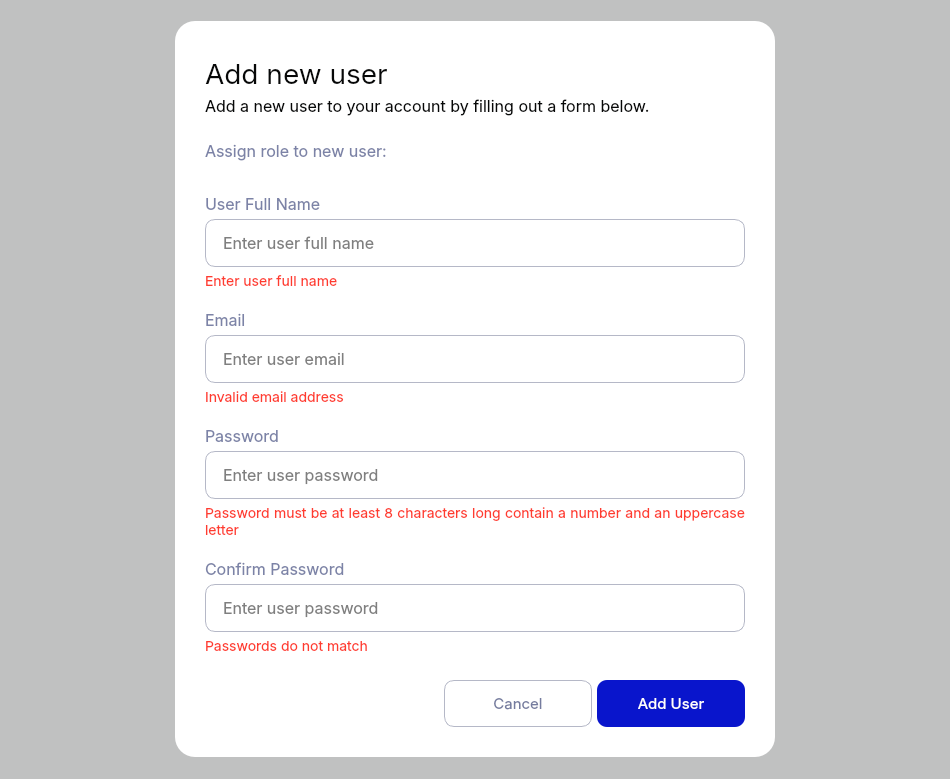
Old version of the form resources/modal_window.ui in the repository dmitry-vokhmin/Moving_Calc_GUI.
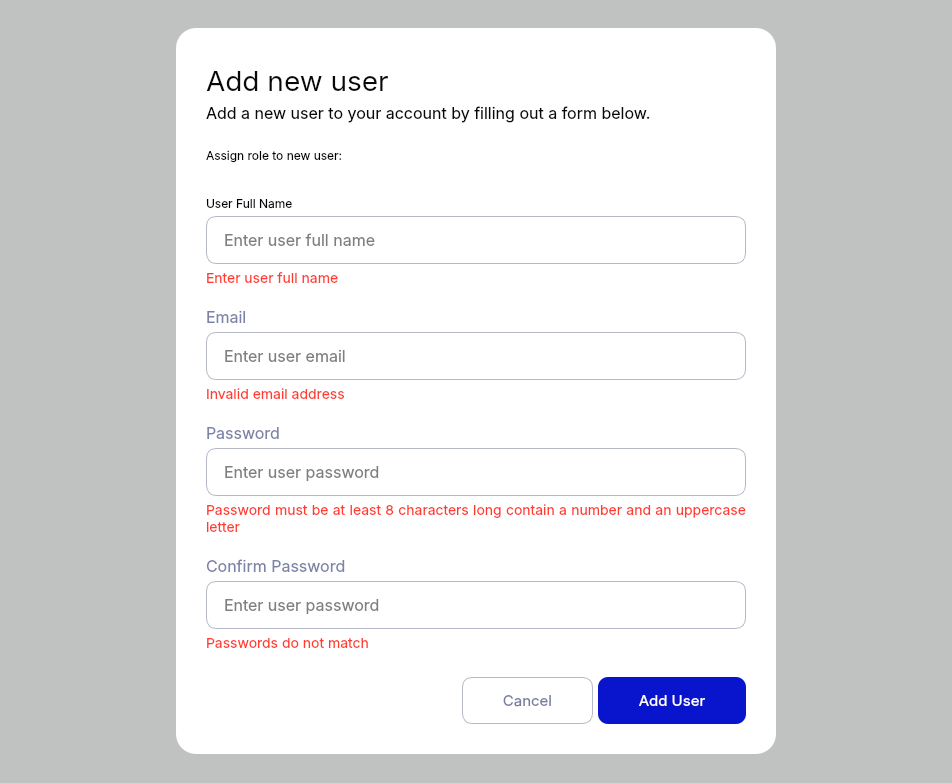
New version of the form. The open tabs and pages were chosen to show the change. Icons and pictures are not drawn.

Patch:
```diff
--- a/resources/modal_window.ui
+++ b/resources/modal_window.ui
@@ -9,8 +9,8 @@
    <rect>
     <x>0</x>
     <y>0</y>
-    <width>950</width>
-    <height>779</height>
+    <width>952</width>
+    <height>783</height>
    </rect>
   </property>
   <property name="minimumSize">
@@ -62,26 +62,226 @@
       <bool>true</bool>
      </property>
      <property name="styleSheet">
-      <string notr="true">#background_frame {
-	background: rgba(7, 8, 8, 0.2);
+      <string notr="true">QPushButton {
+	outline: 0;
 }
 
-QPushButton {
+QComboBox {
+	border-radius: 10px;
+	border: 1px solid #B5B8C7;
+	padding-left: 15px;
+	padding-right: 15px;
+	font-size: 16px;
+	color: #757C9F;
+}
+
+QComboBox:hover {
+	border: 1px solid #0915CC;
+	background: #F2F3F6;
+}
+
+QComboBox::drop-down {
+    border-top-right-radius: 3px;
+    border-bottom-right-radius: 3px;
+}
+
+QComboBox::down-arrow {
+	padding-right: 20px;
+    image: url(:/image/arrow_drop_down.svg);
+}
+
+QComboBox QAbstractItemView
+{
+	background: #F9FAFB;
+	padding-left: 7px;
+	padding-right: 7px;
+    border: 0.5px solid rgba(181, 184, 199, 0.5);
+	border-radius: 8px;
 	outline: 0;
 }
 
+QComboBox QAbstractItemView::item { 
+	min-height: 35px;
+	padding-left: 15px;
+	background: #F9FAFB;
+	color: #070808;
+}
+
+QListView::item:selected { 
+	color: #0915CC; 
+	background-color: #F2F3F6; 
+	border-radius: 4px;
+}
+
 QRadioButton {
+	font-size: 14px;
+	color: #070808;
 	outline: 0;
 }
 
+QRadioButton::indicator {
+	width : 20px;
+	height : 20px;
+}
+
+QRadioButton::indicator::checked {
+    image: url(:/image/radio_button_checked.svg);
+}
+
+QLineEdit {
+	border-radius: 10px;
+	border: 1px solid #B5B8C7;
+	padding-left: 15px;
+	padding-right: 15px;
+	font-size: 16px;
+}
+
+QLineEdit:hover {
+	border: 1px solid #0915CC;
+	background-color: #F2F3F6;
+}
+
+QLineEdit:focus {
+	border: 1px solid #0915CC;
+	background-color: #F2F3F6;
+}
+
+QLineEdit[error=true] {
+	border: 1px solid #FF3C2F;
+}
+
+/* QFrame */
+
+#main_frame, #success_frame, #error_frame, #confirm_frame, #asset_main_frame, #asset_type_main_frame, #inventor_item_main_frame, #inventory_preset_main_frame {
+	border-radius: 20px;
+	background-color: rgb(255, 255, 255);
+}
+
+#background_frame {
+	background: rgba(7, 8, 8, 0.2);
+}
+
+/* QPushButton */
+
+#add_user_butt, #success_butt, #confirm_accept_butt, #add_asset_butt, #add_asset_type_butt, #add_inventor_item_butt, #add_inventory_preset_butt {
+	border-radius: 10px;
+	font-size: 15px;
+	color: #FFFFFF;
+	background: #0915CC;
+}
+
+#add_user_butt:hover, #success_butt:hover, #confirm_accept_butt:hover, #add_asset_butt:hover, #add_asset_type_butt:hover, #add_inventor_item_butt:hover, #add_inventory_preset_butt:hover{
+background: rgba(9, 21, 204, 0.8);
+}
+
+#error_butt {
+	border-radius: 10px;
+	font-size: 15px;
+	color: #FFFFFF;
+	background: #FF3C2F;
+}
+
+#error_butt:hover {
+background: rgba(255, 60, 47, 0.8);
+}
+
+#add_user_cancel_butt, #error_cancel_butt, #confirm_cancel_butt, #cancel_asset_butt, #cancel_asset_type_butt, #cancel_inventor_item_butt, #cancel_inventory_preset_butt {
+	border-radius: 10px;
+	border: 1px solid #B5B8C7;
+	font-size: 15px;
+	color: #FFFFFF;
+	color: #757C9F;
+}
+
+#add_user_cancel_butt:hover, #error_cancel_butt:hover, #confirm_cancel_butt:hover, #cancel_asset_butt:hover, #cancel_asset_type_butt:hover, #cancel_inventor_item_butt:hover, #cancel_inventory_preset_butt:hover {
+	color: #0915CC;
+	border: 1px solid #0915CC;
+}
+
+#asset_add_asset_type {
+	background: transparent;
+	font-size: 14px;
+	color: #0915CC;
+	qproperty-icon: url(:/image/round_plus_icon_default.svg);
+	margin-top: 5px;
+}
+
+#asset_add_asset_type:hover, #asset_delete:hover, #asset_type_delete:hover {
+	text-decoration: underline;
+}
+
+#asset_delete, #asset_type_delete {
+	background: transparent;
+	font-size: 14px;
+	color: #FF3C2F;
+	qproperty-icon: url(:/image/delete_acc_icon_hover_red.svg);
+}
+
+/* QLabel */
+
+#header, #success_header, #error_header, #confirm_header, #asset_header, #asset_type_header, #inventory_item_header, #inventory_preset_header{
+	font-size: 28px;
+	color: #070808;
+	margin-bottom: 5px;
+}
+
+#success_header, #error_header, #confirm_header {
+	margin-bottom: 10px;
+	margin-top: 30px;
+}
+
+#add_user_text, #asset_text, #asset_type_text, #asset_type_text_2, #inventory_item_text, #inventory_item_text_2, #inventory_preset_text {
+	font-size: 16px;
+	color: #070808;
+	margin-bottom: 25px;
+}
+
+#error_name, #error_email, #error_pass, #error_pass2, #error_asset_name, #error_asset_type, #error_asset_type_name, #error_dimension, #error_inventory_item_name, #error_inventory_item_dimension, #error_inventory_preset_qty  {
+	margin-top: 5px;
+	font-size: 14px;
+	color: #FF3C2F;
+}
+
+#name_label, #add_user_role_text, #success__text, #error_text, #confirm_text, #asset_name_label, #asset_type_name_label, #sq_feet_label, #length_label, #width_label, #heigth_label, #inventory_item_name_label, #inventory_length_label, #inventory_width_label, #inventory_heigth_label, #inventory_preset_qty_label  {
+	font-size: 16px;
+	color: #7C83A7;
+}
+
+#success__text, #error_text, #confirm_text  {
+	margin-bottom: 30px;
+}
+
+#name_label, #asset_name_label, #asset_name_label, #asset_type_name_label, #sq_feet_label, #inventory_item_name_label, #inventory_preset_qty_label {
+	margin-bottom: 5px;
+}
+
+#email_label, #pass_label, #pass2_label, #asset_type_label, #inventory_preset_list_label {
+	font-size: 16px;
+	color: #7C83A7;
+	margin-bottom: 5px;
+	margin-top: 20px;
+}
+
+#asset_type_text_2, #inventory_item_text_2 {
+	margin-bottom: 0px;
+	margin-top: 25px;
+}
+
+/* Icons */
+
+#success_icon {
+	image: url(:/image/acc_created_pic.svg);
+}
+
+#error_icon {
+	image: url(:/image/error_notification_icon.svg);
+}
+
+#confirm_icon {
+	image: url(:/image/question_icon.svg);
+}
 </string>
      </property>
-     <property name="frameShape">
-      <enum>QFrame::NoFrame</enum>
-     </property>
-     <property name="frameShadow">
-      <enum>QFrame::Raised</enum>
-     </property>
      <layout class="QVBoxLayout" name="background_layout">
       <property name="spacing">
        <number>0</number>
@@ -122,85 +322,6 @@
           </property>
           <item alignment="Qt::AlignHCenter|Qt::AlignVCenter">
            <widget class="QFrame" name="main_frame">
-            <property name="minimumSize">
-             <size>
-              <width>0</width>
-              <height>0</height>
-             </size>
-            </property>
-            <property name="maximumSize">
-             <size>
-              <width>16777215</width>
-              <height>16777215</height>
-             </size>
-            </property>
-            <property name="styleSheet">
-             <string notr="true">QFrame {
-	border-radius: 20px;
-	background-color: rgb(255, 255, 255);
-}
-
-QLineEdit {
-	min-width: 508px;
-	min-height: 46px;
-	max-width: 508px;
-	max-height: 46px;
-	border-radius: 10px;
-	border: 1px solid #B5B8C7;
-	padding-left: 15px;
-	padding-right: 15px;
-	font-size: 16px;
-}
-
-QLineEdit:hover {
-	border: 1px solid #0915CC;
-	background-color: #F2F3F6;
-}
-
-QLineEdit:focus {
-	border: 1px solid #0915CC;
-	background-color: #F2F3F6;
-}
-
-QLineEdit[error=true] {
-	border: 1px solid #FF3C2F;
-}
-
-#header{
-	font-size: 28px;
-	color: #070808;
-	margin-bottom: 5px;
-}
-
-#add_user_text {
-	font-size: 16px;
-	color: #070808;
-	margin-bottom: 25px;
-}
-
-#error_name, #error_email, #error_pass, #error_pass2 {
-	margin-top: 5px;
-	font-size: 14px;
-	color: #FF3C2F;
-}
-
-#name_label, #add_user_role_text {
-	font-size: 16px;
-	color: #7C83A7;
-}
-#email_label, #pass_label, #pass2_label {
-	font-size: 16px;
-	color: #7C83A7;
-	margin-bottom: 5px;
-	margin-top: 20px;
-}</string>
-            </property>
-            <property name="frameShape">
-             <enum>QFrame::NoFrame</enum>
-            </property>
-            <property name="frameShadow">
-             <enum>QFrame::Raised</enum>
-            </property>
             <layout class="QVBoxLayout" name="main_layout">
              <property name="spacing">
               <number>0</number>
@@ -219,31 +340,16 @@
              </property>
              <item>
               <widget class="QLabel" name="header">
-               <property name="styleSheet">
-                <string notr="true"/>
-               </property>
                <property name="text">
                 <string>Add new user</string>
                </property>
-               <property name="textFormat">
-                <enum>Qt::AutoText</enum>
-               </property>
                <property name="alignment">
                 <set>Qt::AlignJustify|Qt::AlignVCenter</set>
                </property>
-               <property name="margin">
-                <number>0</number>
-               </property>
-               <property name="indent">
-                <number>-1</number>
-               </property>
               </widget>
              </item>
              <item>
               <widget class="QLabel" name="add_user_text">
-               <property name="styleSheet">
-                <string notr="true"/>
-               </property>
                <property name="text">
                 <string>Add a new user to your account by filling out a form below.</string>
                </property>
@@ -257,12 +363,6 @@
                <property name="text">
                 <string>Assign role to new user:</string>
                </property>
-               <property name="textFormat">
-                <enum>Qt::AutoText</enum>
-               </property>
-               <property name="indent">
-                <number>-1</number>
-               </property>
               </widget>
              </item>
              <item alignment="Qt::AlignLeft">
@@ -310,9 +410,6 @@
              </item>
              <item>
               <widget class="QLabel" name="name_label">
-               <property name="styleSheet">
-                <string notr="true">margin-bottom: 5px;</string>
-               </property>
                <property name="text">
                 <string>User Full Name</string>
                </property>
@@ -326,39 +423,12 @@
                <property name="enabled">
                 <bool>true</bool>
                </property>
-               <property name="sizePolicy">
-                <sizepolicy hsizetype="Fixed" vsizetype="Fixed">
-                 <horstretch>0</horstretch>
-                 <verstretch>0</verstretch>
-                </sizepolicy>
-               </property>
                <property name="minimumSize">
                 <size>
                  <width>540</width>
                  <height>48</height>
                 </size>
                </property>
-               <property name="maximumSize">
-                <size>
-                 <width>540</width>
-                 <height>48</height>
-                </size>
-               </property>
-               <property name="layoutDirection">
-                <enum>Qt::LeftToRight</enum>
-               </property>
-               <property name="styleSheet">
-                <string notr="true"/>
-               </property>
-               <property name="text">
-                <string/>
-               </property>
-               <property name="echoMode">
-                <enum>QLineEdit::Normal</enum>
-               </property>
-               <property name="alignment">
-                <set>Qt::AlignLeading|Qt::AlignLeft|Qt::AlignVCenter</set>
-               </property>
                <property name="placeholderText">
                 <string>Enter user full name</string>
                </property>
@@ -366,12 +436,6 @@
              </item>
              <item>
               <widget class="QLabel" name="error_name">
-               <property name="focusPolicy">
-                <enum>Qt::NoFocus</enum>
-               </property>
-               <property name="styleSheet">
-                <string notr="true"/>
-               </property>
                <property name="text">
                 <string>Enter user full name</string>
                </property>
@@ -382,9 +446,6 @@
              </item>
              <item>
               <widget class="QLabel" name="email_label">
-               <property name="styleSheet">
-                <string notr="true"/>
-               </property>
                <property name="text">
                 <string>Email</string>
                </property>
@@ -398,39 +459,12 @@
                <property name="enabled">
                 <bool>true</bool>
                </property>
-               <property name="sizePolicy">
-                <sizepolicy hsizetype="Fixed" vsizetype="Fixed">
-                 <horstretch>0</horstretch>
-                 <verstretch>0</verstretch>
-                </sizepolicy>
-               </property>
                <property name="minimumSize">
                 <size>
                  <width>540</width>
                  <height>48</height>
                 </size>
                </property>
-               <property name="maximumSize">
-                <size>
-                 <width>540</width>
-                 <height>48</height>
-                </size>
-               </property>
-               <property name="layoutDirection">
-                <enum>Qt::LeftToRight</enum>
-               </property>
-               <property name="styleSheet">
-                <string notr="true"/>
-               </property>
-               <property name="text">
-                <string/>
-               </property>
-               <property name="echoMode">
-                <enum>QLineEdit::Normal</enum>
-               </property>
-               <property name="alignment">
-                <set>Qt::AlignLeading|Qt::AlignLeft|Qt::AlignVCenter</set>
-               </property>
                <property name="placeholderText">
                 <string>Enter user email</string>
                </property>
@@ -441,9 +475,6 @@
                <property name="focusPolicy">
                 <enum>Qt::NoFocus</enum>
                </property>
-               <property name="styleSheet">
-                <string notr="true"/>
-               </property>
                <property name="text">
                 <string>Invalid email address</string>
                </property>
@@ -454,9 +485,6 @@
              </item>
              <item>
               <widget class="QLabel" name="pass_label">
-               <property name="styleSheet">
-                <string notr="true"/>
-               </property>
                <property name="text">
                 <string>Password</string>
                </property>
@@ -470,39 +498,15 @@
                <property name="enabled">
                 <bool>true</bool>
                </property>
-               <property name="sizePolicy">
-                <sizepolicy hsizetype="Fixed" vsizetype="Fixed">
-                 <horstretch>0</horstretch>
-                 <verstretch>0</verstretch>
-                </sizepolicy>
-               </property>
                <property name="minimumSize">
                 <size>
                  <width>540</width>
                  <height>48</height>
                 </size>
                </property>
-               <property name="maximumSize">
-                <size>
-                 <width>540</width>
-                 <height>48</height>
-                </size>
-               </property>
-               <property name="layoutDirection">
-                <enum>Qt::LeftToRight</enum>
-               </property>
-               <property name="styleSheet">
-                <string notr="true"/>
-               </property>
-               <property name="text">
-                <string/>
-               </property>
                <property name="echoMode">
                 <enum>QLineEdit::Password</enum>
                </property>
-               <property name="alignment">
-                <set>Qt::AlignLeading|Qt::AlignLeft|Qt::AlignVCenter</set>
-               </property>
                <property name="placeholderText">
                 <string>Enter user password</string>
                </property>
@@ -510,12 +514,6 @@
              </item>
              <item>
               <widget class="QLabel" name="error_pass">
-               <property name="focusPolicy">
-                <enum>Qt::NoFocus</enum>
-               </property>
-               <property name="styleSheet">
-                <string notr="true"/>
-               </property>
                <property name="text">
                 <string>Password must be at least 8 characters long contain a number and an uppercase letter</string>
                </property>
@@ -529,9 +527,6 @@
              </item>
              <item>
               <widget class="QLabel" name="pass2_label">
-               <property name="styleSheet">
-                <string notr="true"/>
-               </property>
                <property name="text">
                 <string>Confirm Password</string>
                </property>
@@ -545,39 +540,15 @@
                <property name="enabled">
                 <bool>true</bool>
                </property>
-               <property name="sizePolicy">
-                <sizepolicy hsizetype="Fixed" vsizetype="Fixed">
-                 <horstretch>0</horstretch>
-                 <verstretch>0</verstretch>
-                </sizepolicy>
-               </property>
                <property name="minimumSize">
                 <size>
                  <width>540</width>
                  <height>48</height>
                 </size>
                </property>
-               <property name="maximumSize">
-                <size>
-                 <width>540</width>
-                 <height>48</height>
-                </size>
-               </property>
-               <property name="layoutDirection">
-                <enum>Qt::LeftToRight</enum>
-               </property>
-               <property name="styleSheet">
-                <string notr="true"/>
-               </property>
-               <property name="text">
-                <string/>
-               </property>
                <property name="echoMode">
                 <enum>QLineEdit::Password</enum>
                </property>
-               <property name="alignment">
-                <set>Qt::AlignLeading|Qt::AlignLeft|Qt::AlignVCenter</set>
-               </property>
                <property name="placeholderText">
                 <string>Enter user password</string>
                </property>
@@ -585,12 +556,6 @@
              </item>
              <item>
               <widget class="QLabel" name="error_pass2">
-               <property name="focusPolicy">
-                <enum>Qt::NoFocus</enum>
-               </property>
-               <property name="styleSheet">
-                <string notr="true"/>
-               </property>
                <property name="text">
                 <string>Passwords do not match</string>
                </property>
@@ -601,12 +566,6 @@
              </item>
              <item alignment="Qt::AlignRight">
               <widget class="QFrame" name="add_user_bottom_frame">
-               <property name="frameShape">
-                <enum>QFrame::NoFrame</enum>
-               </property>
-               <property name="frameShadow">
-                <enum>QFrame::Raised</enum>
-               </property>
                <layout class="QHBoxLayout" name="add_user_bottom_layout">
                 <property name="spacing">
                  <number>5</number>
@@ -625,26 +584,17 @@
                 </property>
                 <item>
                  <widget class="QPushButton" name="add_user_cancel_butt">
+                  <property name="minimumSize">
+                   <size>
+                    <width>131</width>
+                    <height>47</height>
+                   </size>
+                  </property>
                   <property name="cursor">
                    <cursorShape>PointingHandCursor</cursorShape>
                   </property>
                   <property name="styleSheet">
-                   <string notr="true">QPushButton {
-	min-width: 146px;
-	min-height: 45px;
-	max-width: 146px;
-	max-height: 45px;
-	border-radius: 10px;
-	border: 1px solid #B5B8C7;
-	font-size: 15px;
-	color: #FFFFFF;
-	color: #757C9F;
-}
-
-QPushButton:hover {
-	color: #0915CC;
-	border: 1px solid #0915CC;
-}</string>
+                   <string notr="true"/>
                   </property>
                   <property name="text">
                    <string>Cancel</string>
@@ -653,25 +603,15 @@
                 </item>
                 <item>
                  <widget class="QPushButton" name="add_user_butt">
+                  <property name="minimumSize">
+                   <size>
+                    <width>148</width>
+                    <height>47</height>
+                   </size>
+                  </property>
                   <property name="cursor">
                    <cursorShape>PointingHandCursor</cursorShape>
                   </property>
-                  <property name="styleSheet">
-                   <string notr="true">QPushButton {
-	min-width: 148px;
-	min-height: 47px;
-	max-width: 148px;
-	max-height: 47px;
-	border-radius: 10px;
-	font-size: 15px;
-	color: #FFFFFF;
-	background: #0915CC;
-}
-
-QPushButton:hover {
-background: rgba(9, 21, 204, 0.8);
-}</string>
-                  </property>
                   <property name="text">
                    <string>Add User</string>
                   </property>
```
Left out of the diff: 1260 changed lines with no effect on the pictures.
